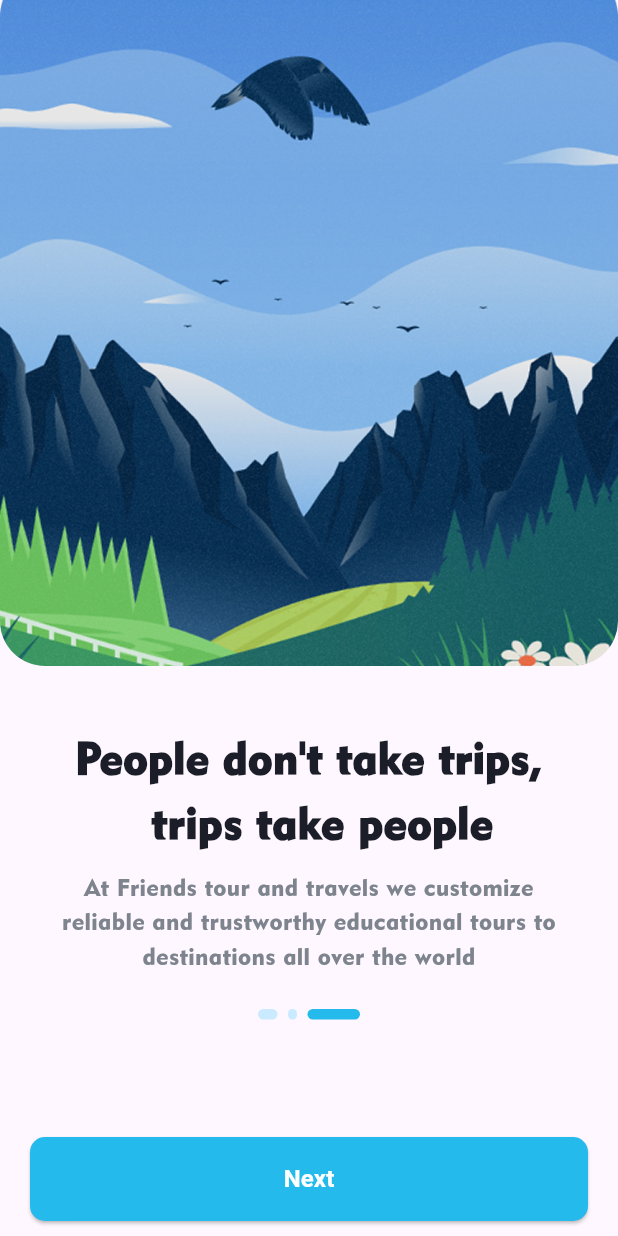
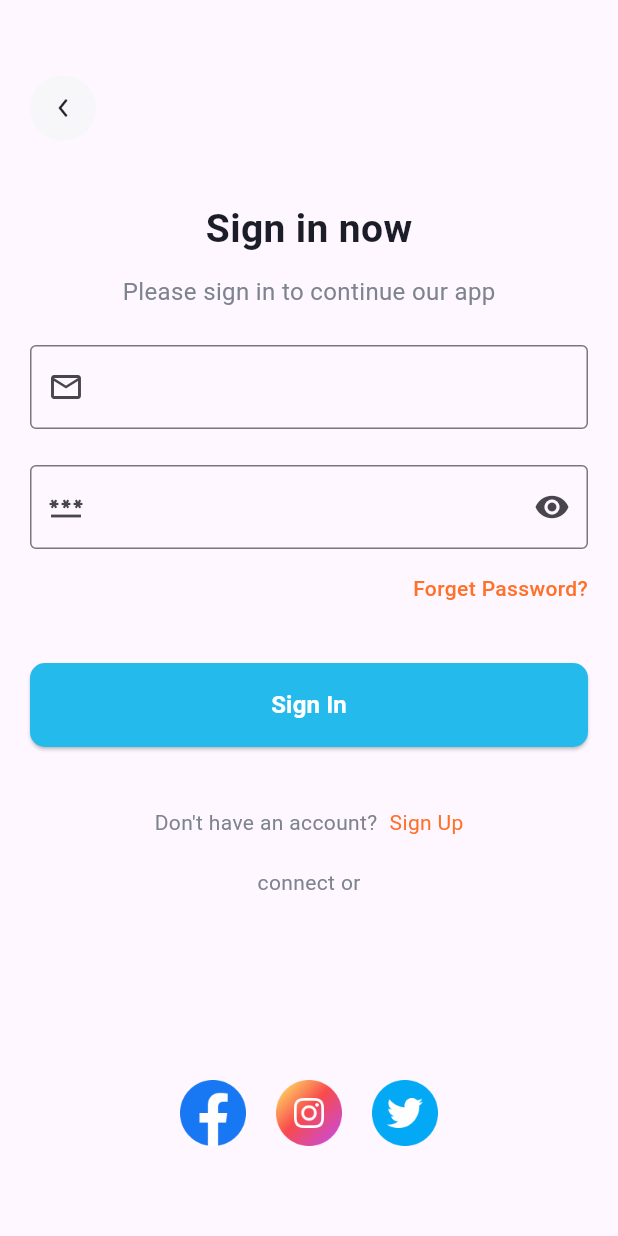
Before and after one commit to rishabh05672/travenor, a Flutter app: the OnboardScreen3 screen opened directly, after a tap on "Next", on a phone screen of 412 x 824 dp. Run offline on Flutter 3.47's test engine with Material 3 defaults, Android fonts, the light colour scheme and no system bars.

Commit message:
Login and signUp screen

```diff
--- a/lib/common/color.dart
+++ b/lib/common/color.dart
@@ -6,3 +6,4 @@ const Color textblack = Color(0xff1B1E28);
 const Color subtextgrey = Color(0xff7D848D);
 const Color textwhite = Color(0xffffffff);
 const Color lightskyBlue = Color(0xffCAEAFF);
+const Color textfield = Color(0xffF8F9FA);
--- a/lib/pages/onboardScreen3.dart
+++ b/lib/pages/onboardScreen3.dart
@@ -1,4 +1,5 @@
 import 'package:flutter/material.dart';
+import 'package:travenor/pages/sign_in.dart';
 
 import '../common/button.dart';
 import '../common/color.dart';
@@ -14,8 +15,7 @@ class _OnboardScreen3State extends State<OnboardScreen3> {
   @override
   Widget build(BuildContext context) {
     return Scaffold(
-      body: SafeArea(
-        child: Column(
+      body: Column(
           children: [
             Container(
               width: MediaQuery.of(context).size.width,
@@ -96,11 +96,13 @@ class _OnboardScreen3State extends State<OnboardScreen3> {
               ),
             ),
             Spacer(),
-            CommonButton(text: "Next", onPressed: () {}),
-            SizedBox(height: 10),
+            CommonButton(text: "Next", onPressed: () {
+              Navigator.push(context, MaterialPageRoute(builder: (context) => SignInScreen()));
+            }),
+            SizedBox(height: 50),
           ],
         ),
-      ),
+
     );
   }
 }
--- /dev/null
+++ b/lib/pages/sign_in.dart
@@ -0,0 +1,212 @@
+import 'package:flutter/material.dart';
+import 'package:travenor/common/button.dart';
+import 'package:travenor/common/color.dart';
+import 'package:travenor/pages/sign_up.dart';
+
+class SignInScreen extends StatefulWidget {
+  const SignInScreen({super.key});
+
+  @override
+  State<SignInScreen> createState() => _SignInScreenState();
+}
+
+class _SignInScreenState extends State<SignInScreen> {
+  final emailController = TextEditingController();
+  final passwordController = TextEditingController();
+  bool hidePassword = true;
+  @override
+  Widget build(BuildContext context) {
+    return Scaffold(
+      body: Column(
+        crossAxisAlignment: CrossAxisAlignment.start,
+        mainAxisAlignment: MainAxisAlignment.start,
+        children: [
+          SizedBox(height: 50),
+          GestureDetector(
+            onTap: () {
+              Navigator.pop(context);
+            },
+            child: Container(
+              margin: EdgeInsets.only(left: 20),
+              width: 44,
+              height: 44,
+              decoration: BoxDecoration(
+                image: DecorationImage(
+                  image: AssetImage("asset/images/back_arrow.png"),
+                  fit: BoxFit.cover,
+                ),
+                borderRadius: BorderRadius.circular(100),
+              ),
+            ),
+          ),
+          SizedBox(height: 40),
+          Row(
+            mainAxisAlignment: MainAxisAlignment.center,
+            children: [
+              Column(
+                children: [
+                  Text(
+                    "Sign in now",
+                    style: TextStyle(
+                      color: textblack,
+                      fontWeight: FontWeight.w600,
+                      fontSize: 26,
+                    ),
+                  ),
+                  SizedBox(height: 12),
+                  Text(
+                    "Please sign in to continue our app",
+                    style: TextStyle(
+                      color: subtextgrey,
+                      fontWeight: FontWeight.w400,
+                      fontSize: 16,
+                    ),
+                  ),
+                ],
+              ),
+            ],
+          ),
+          SizedBox(height: 24),
+          Padding(
+            padding: const EdgeInsets.only(left: 20, right: 20),
+            child: TextField(
+              controller: emailController,
+              decoration: InputDecoration(
+                border: OutlineInputBorder(),
+                prefixIcon: Icon(Icons.email_outlined),
+              ),
+            ),
+          ),
+          SizedBox(height: 24),
+          Padding(
+            padding: const EdgeInsets.only(left: 20, right: 20),
+            child: TextField(
+              controller: passwordController,
+              obscureText: true,
+              decoration: InputDecoration(
+                border: OutlineInputBorder(),
+                prefixIcon: Icon(Icons.password_outlined),
+                suffixIcon: IconButton(
+                  icon: Icon(
+                    hidePassword ? Icons.visibility : Icons.visibility_off,
+                  ),
+                  onPressed: () {
+                    setState(() {
+                      hidePassword = !hidePassword;
+                    });
+                  },
+                ),
+              ),
+            ),
+          ),
+          SizedBox(height: 16),
+          Padding(
+            padding: const EdgeInsets.only(right: 20.0),
+            child: Row(
+              mainAxisAlignment: MainAxisAlignment.end,
+              children: [
+                Text(
+                  "Forget Password?",
+                  style: TextStyle(
+                    color: orange,
+                    fontSize: 14,
+                    fontWeight: FontWeight.w500,
+                  ),
+                ),
+              ],
+            ),
+          ),
+          SizedBox(height: 40),
+          CommonButton(
+            text: "Sign In",
+            onPressed: () {
+              Navigator.push(
+                context,
+                MaterialPageRoute(builder: (context) => SignUp()),
+              );
+            },
+          ),
+          SizedBox(height: 40),
+          GestureDetector(
+            onTap: () {
+              Navigator.push(
+                context,
+                MaterialPageRoute(builder: (context) => SignUp()),
+              );
+            },
+            child: Row(
+              mainAxisAlignment: MainAxisAlignment.center,
+              children: [
+                Text(
+                  "Don't have an account?",
+                  style: TextStyle(
+                    fontWeight: FontWeight.w400,
+                    fontSize: 14,
+                    color: subtextgrey,
+                  ),
+                ),
+                SizedBox(width: 8),
+                Text(
+                  "Sign Up",
+                  style: TextStyle(
+                    fontWeight: FontWeight.w400,
+                    fontSize: 14,
+                    color: orange,
+                  ),
+                ),
+              ],
+            ),
+          ),
+
+          SizedBox(height: 20),
+          Row(
+            mainAxisAlignment: MainAxisAlignment.center,
+            children: [
+              Text(
+                "connect or",
+                style: TextStyle(
+                  fontWeight: FontWeight.w400,
+                  fontSize: 14,
+                  color: subtextgrey,
+                ),
+              ),
+            ],
+          ),
+          Spacer(),
+          Row(
+            mainAxisAlignment: MainAxisAlignment.center,
+            children: [
+              GestureDetector(
+                onTap: () {},
+                child: Image.asset(
+                  "asset/images/facebook.png",
+                  width: 44,
+                  height: 44,
+                ),
+              ),
+              SizedBox(width: 20),
+              GestureDetector(
+                onTap: () {},
+                child: Image.asset(
+                  "asset/images/instagram.png",
+                  width: 44,
+                  height: 44,
+                ),
+              ),
+              SizedBox(width: 20),
+              GestureDetector(
+                onTap: () {},
+                child: Image.asset(
+                  "asset/images/twitter.png",
+                  width: 44,
+                  height: 44,
+                ),
+              ),
+            ],
+          ),
+          SizedBox(height: 60),
+        ],
+      ),
+    );
+  }
+}
```
Also changed, not shown: lib/pages/onboardScreen1.dart (+29 -22 lines), lib/pages/onboardscreen2.dart (+3 -4 lines), lib/pages/sign_up.dart (added, +216 -0 lines), asset/images/back_arrow.png (added), asset/images/facebook.png (added), asset/images/instagram.png (added), asset/images/twitter.png (added).
